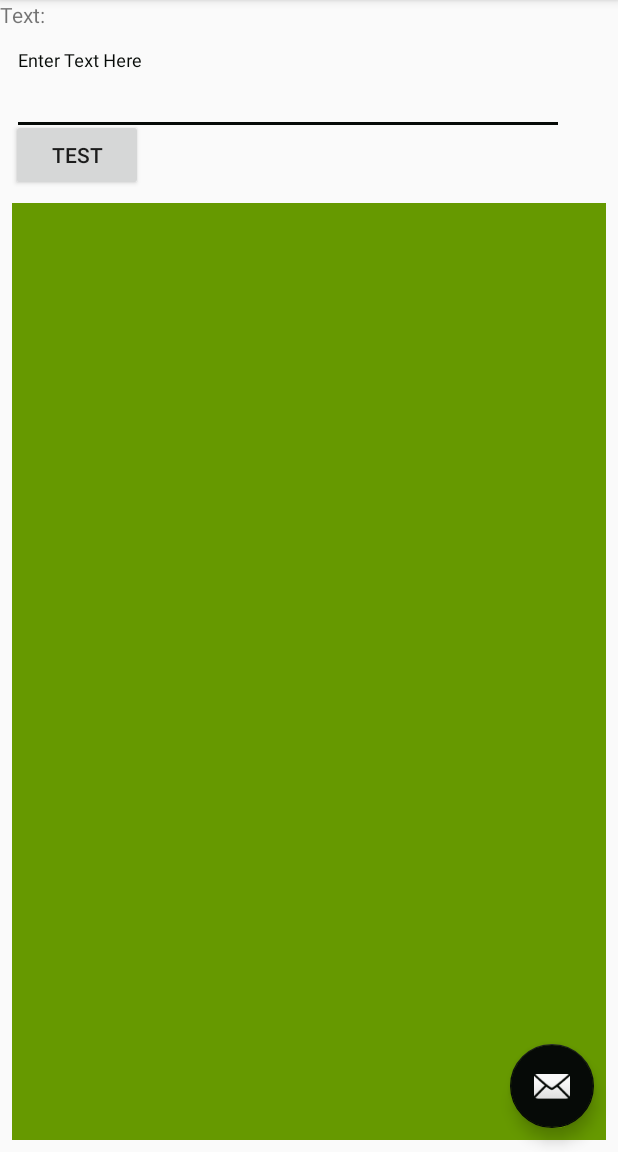
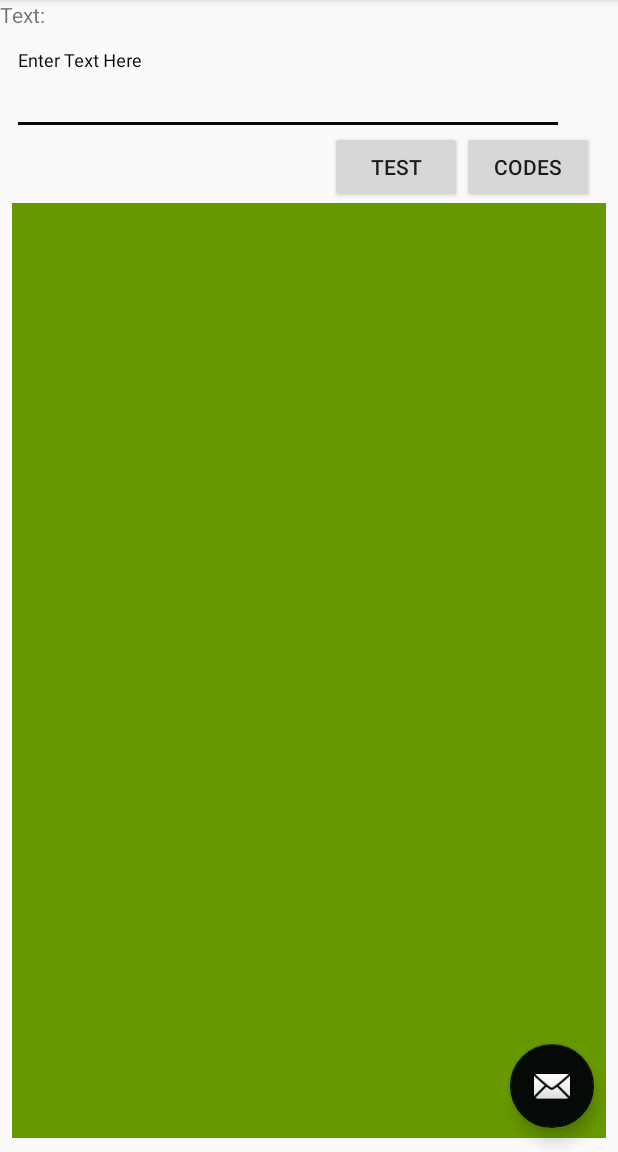
Before and after one commit to RickyHempel/Morse-Code, an Android app: the screen it shows after launch (MainActivity), on a phone screen of 412 x 824 dp, the part 84-1236 px from its top. Run offline under Robolectric (Android 15) with nearby library versions, the phone set to English and light mode, and no system bars.

Commit message:
Did part 2

```diff
--- a/Morse/app/src/main/java/com/example/ricky/morse/MainActivity.kt
+++ b/Morse/app/src/main/java/com/example/ricky/morse/MainActivity.kt
@@ -6,6 +6,7 @@ import android.os.Bundle
 import android.support.design.widget.Snackbar
 import android.support.v7.app.AppCompatActivity
 import android.text.method.ScrollingMovementMethod
+import android.util.Log
 import android.view.Menu
 import android.view.MenuItem
 import android.view.View
@@ -13,9 +14,11 @@ import android.view.inputmethod.InputMethodManager
 
 import kotlinx.android.synthetic.main.activity_main.*
 import kotlinx.android.synthetic.main.content_main.*
+import org.json.JSONObject
 
 
 class MainActivity : AppCompatActivity() {
+
 
     override fun onCreate(savedInstanceState: Bundle?) {
         super.onCreate(savedInstanceState)
@@ -27,11 +30,20 @@ class MainActivity : AppCompatActivity() {
                     .setAction("Action", null).show()
         }
 
-      mTextView.movementMethod=ScrollingMovementMethod()
+        mTextView.movementMethod = ScrollingMovementMethod()
         testButton.setOnClickListener {
             appendTextandScroll(inputText.text.toString())
             hideKeyboard()
         }
+
+        val json= loadMorseJSON()
+        buildDictWithJSON(json)
+        CodeButton.setOnClickListener{_ ->
+            mTextView.text=""
+            showCodes()
+            hideKeyboard()
+        }
+
     }
 
     override fun onCreateOptionsMenu(menu: Menu): Boolean {
@@ -48,6 +60,7 @@ class MainActivity : AppCompatActivity() {
             R.id.action_settings -> true
             else -> super.onOptionsItemSelected(item)
         }
+
     }
 
     private fun appendTextandScroll(text: String) {
@@ -72,4 +85,35 @@ class MainActivity : AppCompatActivity() {
         val inputMethodManager=getSystemService(Activity.INPUT_METHOD_SERVICE) as InputMethodManager
          inputMethodManager.hideSoftInputFromWindow(view.windowToken,0)
     }
-}
+
+
+    private fun loadMorseJSON() : JSONObject {
+        val filePath = "morse.json"
+        val jsonStr = application.assets.open(filePath).bufferedReader().use {
+            it.readText()
+        }
+        val jsonObj = JSONObject(jsonStr.substring(jsonStr.indexOf("{"), jsonStr.lastIndexOf("}")+1))
+        return jsonObj
+    }
+        var letToCodeDict:HashMap<String,String> = HashMap()
+        var codeToLetDict:HashMap<String,String> = HashMap()
+
+        private fun buildDictWithJSON(jsonObj : JSONObject){
+            for (k in jsonObj.keys()){
+                val code = jsonObj[k].toString()
+                    letToCodeDict.put(k,code)
+                    codeToLetDict.put(code,k)
+                    Log.d("log","$k: $code")
+
+            }
+        }
+
+        private fun showCodes(){
+            appendTextandScroll("Here are the codes")
+            for (k in letToCodeDict.keys.sorted()){
+                appendTextandScroll("$k: ${letToCodeDict[k]}")
+            }
+        }
+
+
+    }
--- a/Morse/app/src/main/res/layout/content_main.xml
+++ b/Morse/app/src/main/res/layout/content_main.xml
@@ -6,38 +6,31 @@
     android:layout_height="match_parent"
     app:layout_behavior="@string/appbar_scrolling_view_behavior"
     tools:context="com.example.ricky.morse.MainActivity"
+    tools:layout_editor_absoluteY="81dp"
     tools:showIn="@layout/activity_main">
 
     <TextView
         android:id="@+id/TextView"
         android:layout_width="wrap_content"
         android:layout_height="wrap_content"
-        android:layout_marginBottom="4dp"
         android:text="Text:"
-        app:layout_constraintBottom_toTopOf="@+id/textInputLayout"
-        app:layout_constraintHorizontal_bias="0.0"
-        app:layout_constraintLeft_toLeftOf="parent"
-        app:layout_constraintRight_toRightOf="parent"
-        app:layout_constraintTop_toTopOf="parent"
-        app:layout_constraintVertical_bias="0.0" />
+        app:layout_constraintStart_toStartOf="parent"
+        app:layout_constraintTop_toTopOf="parent" />
 
     <Button
         android:id="@+id/testButton"
         android:layout_width="wrap_content"
         android:layout_height="wrap_content"
-        android:layout_marginBottom="8dp"
-        android:layout_marginStart="7dp"
+        android:layout_marginTop="54dp"
         android:text="test"
-        app:layout_constraintBottom_toTopOf="@+id/mTextView"
-        app:layout_constraintStart_toStartOf="parent"
-        app:layout_constraintTop_toBottomOf="@+id/textInputLayout" />
+        app:layout_constraintEnd_toStartOf="@+id/CodeButton"
+        app:layout_constraintTop_toTopOf="@+id/textInputLayout2" />
 
     <android.support.design.widget.TextInputLayout
         android:id="@+id/textInputLayout"
         android:layout_width="0dp"
         android:layout_height="wrap_content"
-        android:layout_marginBottom="56dp"
-        app:layout_constraintBottom_toTopOf="@+id/testButton"
+        android:layout_marginTop="4dp"
         app:layout_constraintEnd_toStartOf="@+id/textInputLayout2"
         app:layout_constraintStart_toStartOf="@+id/textInputLayout2"
         app:layout_constraintTop_toBottomOf="@+id/TextView">
@@ -48,7 +41,7 @@
         android:id="@+id/mTextView"
         android:layout_width="0dp"
         android:layout_height="0dp"
-        android:layout_marginBottom="8dp"
+        android:layout_marginBottom="9dp"
         android:layout_marginEnd="8dp"
         android:layout_marginStart="8dp"
         android:background="@android:color/holo_green_dark"
@@ -61,7 +54,7 @@
         app:layout_constraintBottom_toBottomOf="parent"
         app:layout_constraintEnd_toEndOf="parent"
         app:layout_constraintStart_toStartOf="parent"
-        app:layout_constraintTop_toBottomOf="@+id/testButton" />
+        app:layout_constraintTop_toBottomOf="@+id/CodeButton" />
 
     <android.support.design.widget.TextInputLayout
         android:id="@+id/textInputLayout2"
@@ -69,10 +62,10 @@
         android:layout_height="wrap_content"
         android:layout_marginEnd="8dp"
         android:layout_marginStart="8dp"
-        android:layout_marginTop="14dp"
+        android:layout_marginTop="10dp"
         app:layout_constraintEnd_toEndOf="parent"
         app:layout_constraintStart_toStartOf="parent"
-        app:layout_constraintTop_toBottomOf="@+id/TextView">
+        app:layout_constraintTop_toTopOf="@+id/textInputLayout">
 
         <android.support.design.widget.TextInputEditText
             android:id="@+id/inputText"
@@ -82,6 +75,16 @@
             android:inputType="text"
             android:singleLine="true"
             android:textColorLink="@android:color/black" />
+
     </android.support.design.widget.TextInputLayout>
 
+    <Button
+        android:id="@+id/CodeButton"
+        android:layout_width="wrap_content"
+        android:layout_height="wrap_content"
+        android:layout_marginEnd="8dp"
+        android:text="CODes"
+        app:layout_constraintBaseline_toBaselineOf="@+id/testButton"
+        app:layout_constraintEnd_toEndOf="@+id/mTextView" />
+
 </android.support.constraint.ConstraintLayout>
```
Also changed, not shown: Morse/app/src/main/assets/morse.json (added, +47 -0 lines).
